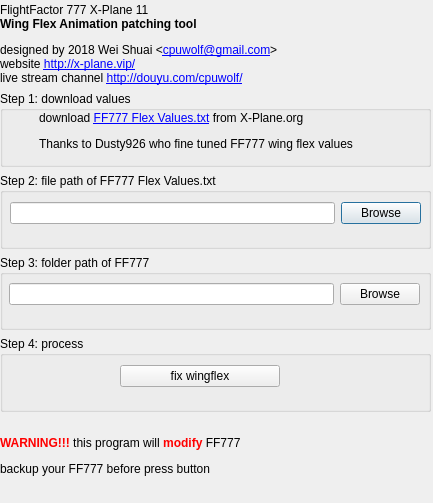
Qt form main.ui (cpuwolf/pyff777wingflexfix) before a commit.
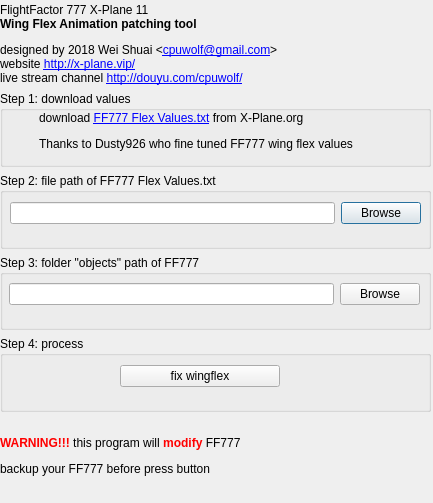
The same form after that commit.

Patch:
```diff
--- a/main.ui
+++ b/main.ui
@@ -109,7 +109,7 @@
     <item>
      <widget class="QGroupBox" name="groupBox_2">
       <property name="title">
-       <string>Step 3: folder path of FF777</string>
+       <string>Step 3: folder &quot;objects&quot; path of FF777</string>
       </property>
       <widget class="QWidget" name="horizontalLayoutWidget_2">
        <property name="geometry">
```
